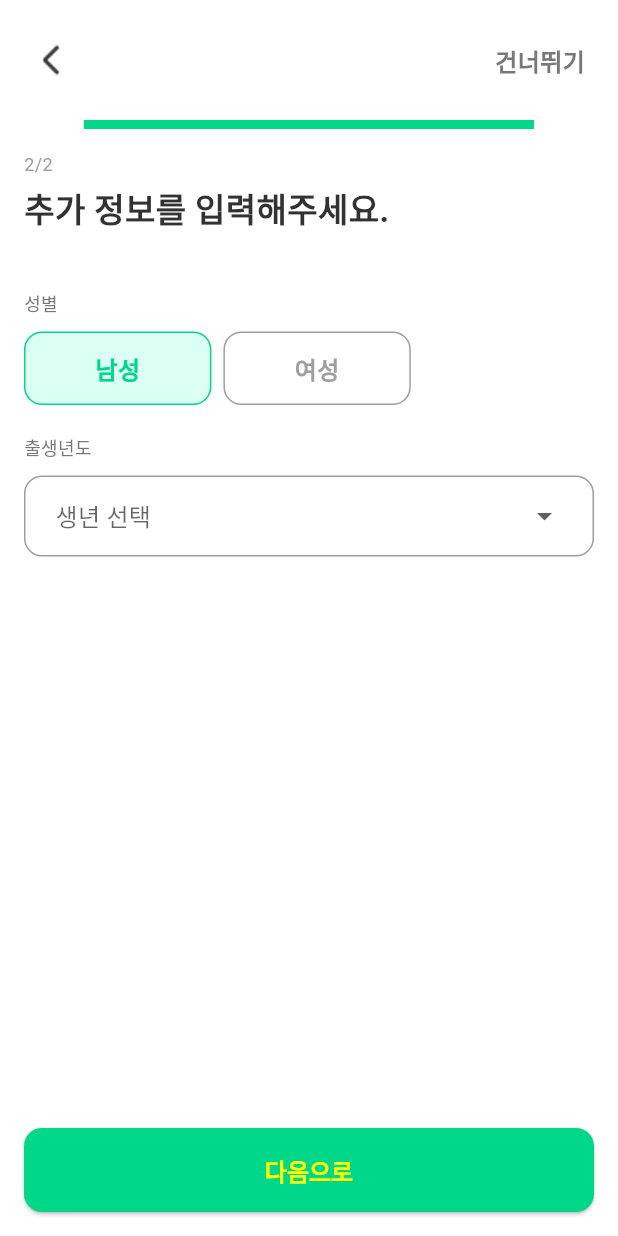
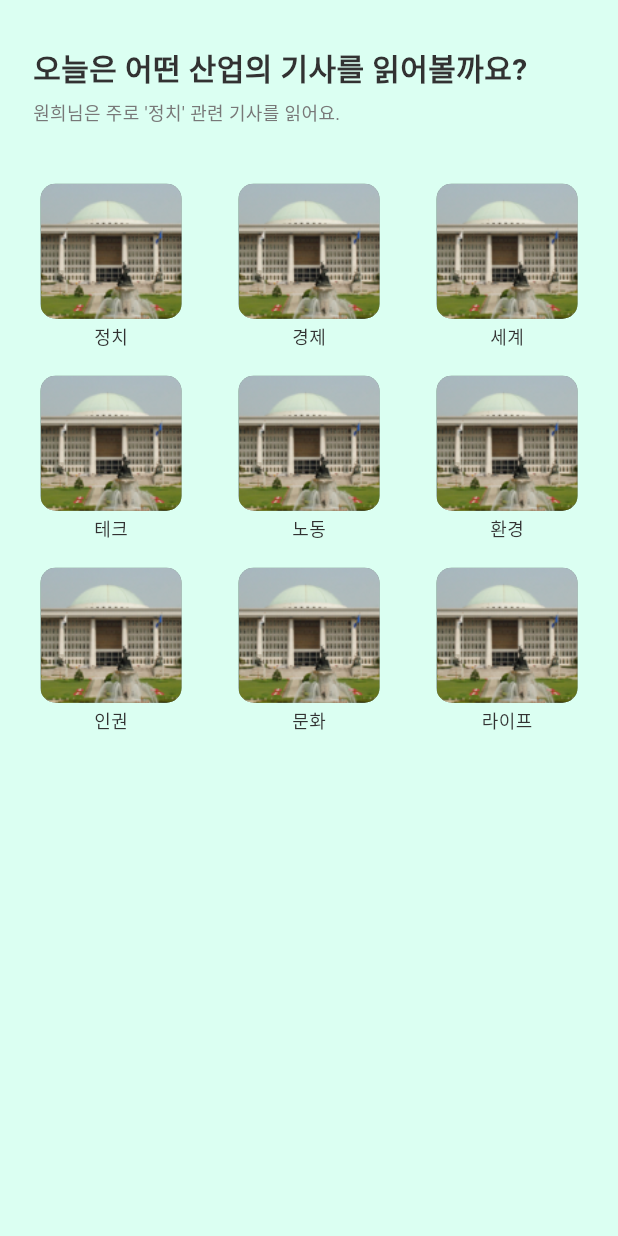
Before and after one commit to AjouGoodNews/Flutter-FrontEnd, a Flutter app: the screen it shows after launch, on a phone screen of 412 x 824 dp. Run offline on Flutter 3.47's test engine with Material 3 defaults, Android fonts, the phone set to English and light mode, and no system bars; our stand-ins replace firebase_auth, firebase_core, gap, google_sign_in, logger, sign_in_with_apple; accounts and stored records are empty; Roboto replaces fonts that are missing (Pretendard).

Commit message:
Design: Categroy screen

```diff
--- /dev/null
+++ b/lib/screens/category/category_screen.dart
@@ -0,0 +1,85 @@
+import 'package:flutter/material.dart';
+import 'package:goodnews/screens/category_select/components/image_button.dart';
+import 'package:goodnews/themes/custom_decoration.dart';
+import 'package:goodnews/themes/custom_color.dart';
+import 'package:goodnews/themes/custom_font.dart';
+import 'package:goodnews/widgets/custom_button.dart';
+import 'package:gap/gap.dart';
+
+class CategoryScreen extends StatefulWidget {
+  const CategoryScreen({super.key});
+
+  @override
+  State<CategoryScreen> createState() => _CategoryScreen();
+}
+
+class _CategoryScreen extends State<CategoryScreen> {
+  final List<Map<String, String>> imageButtons = [
+    {'label': '정치', 'url': 'assets/images/categories/politics.png'},
+    {'label': '경제', 'url': 'assets/images/categories/politics.png'},
+    {'label': '세계', 'url': 'assets/images/categories/politics.png'},
+    {'label': '테크', 'url': 'assets/images/categories/politics.png'},
+    {'label': '노동', 'url': 'assets/images/categories/politics.png'},
+    {'label': '환경', 'url': 'assets/images/categories/politics.png'},
+    {'label': '인권', 'url': 'assets/images/categories/politics.png'},
+    {'label': '문화', 'url': 'assets/images/categories/politics.png'},
+    {'label': '라이프', 'url': 'assets/images/categories/politics.png'},
+  ];
+
+  @override
+  Widget build(BuildContext context) {
+    return Scaffold(
+      body: Stack(
+        children: [
+          Container(
+            decoration: BoxDecoration(
+                color: lightPrimary
+            ),
+          ),
+          SafeArea(
+            child: Center(
+              child: Padding(
+                padding: EdgeInsets.symmetric(horizontal: defaultGapL, vertical: defaultGapL),
+                child: Column(
+                  mainAxisAlignment: MainAxisAlignment.spaceBetween,
+                  crossAxisAlignment: CrossAxisAlignment.start,
+                  children: [
+
+                    Padding(padding: EdgeInsets.symmetric(horizontal: defaultGapM / 2, vertical: defaultGapL),
+                      child: Column(
+                        crossAxisAlignment: CrossAxisAlignment.start,
+                        children: [
+                          Text('오늘은 어떤 산업의 기사를 읽어볼까요?', style: CustomTextStyle.title2),
+                          const Gap(defaultGapS),
+                          Text("원희님은 주로 '정치' 관련 기사를 읽어요.", style: CustomTextStyle.caption1.apply(color: darkGray)),
+                        ],),),
+
+                    const Gap(defaultGapXL),
+
+                    Expanded(child: GridView.builder(
+                      gridDelegate: SliverGridDelegateWithFixedCrossAxisCount(
+                        crossAxisCount: 3, // 3개 열
+                        crossAxisSpacing: defaultGapL, // 열 사이 간격
+                        mainAxisSpacing: defaultGapM, // 행 사이 간격
+                      ),
+                      itemCount: imageButtons.length, // 버튼 수
+                      itemBuilder: (context, index) {
+                        return ImageButton(
+                          imageUrl: imageButtons[index]['url']!, // URL
+                          label: imageButtons[index]['label']!, // 레이블
+                          onPressed: () {
+                            print('${imageButtons[index]['label']} 클릭됨'); // 클릭 시 레이블 출력
+                          },
+                        );},
+                      ),
+                    ),
+                  ],
+                ),
+              ),
+            ),
+          ),
+        ],
+      ),
+    );
+  }
+}
--- a/lib/screens/route_screen.dart
+++ b/lib/screens/route_screen.dart
@@ -1,4 +1,5 @@
 import 'package:flutter/material.dart';
+import 'package:goodnews/screens/category/category_screen.dart';
 import 'package:goodnews/screens/category_select/category_select_screen.dart';
 import 'package:goodnews/screens/user_info_write/user_info_write_screen.dart';
 import 'login/login_screen.dart';
@@ -12,6 +13,7 @@ class RouteScreen extends StatelessWidget {
     // return const LoginScreen();
     // return const LoginCompleteScreen();
     // return const CategorySelectScreen();
-    return const UserInfoWriteScreen();
+    // return const UserInfoWriteScreen();
+    return const CategoryScreen();
   }
 }
```
